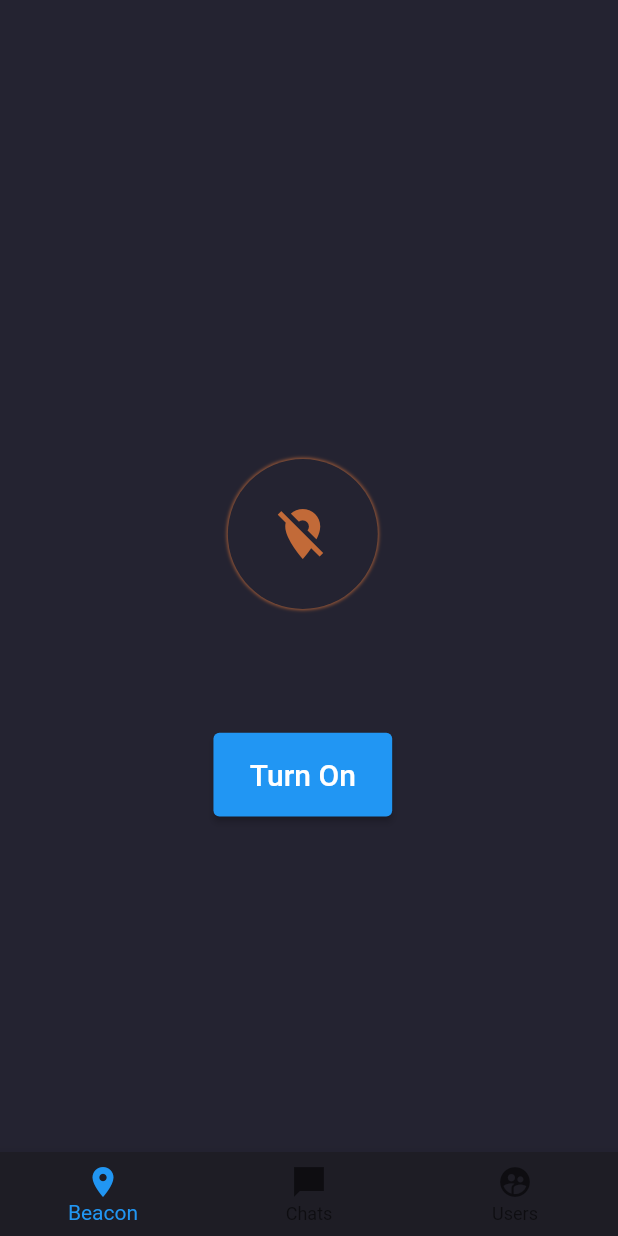
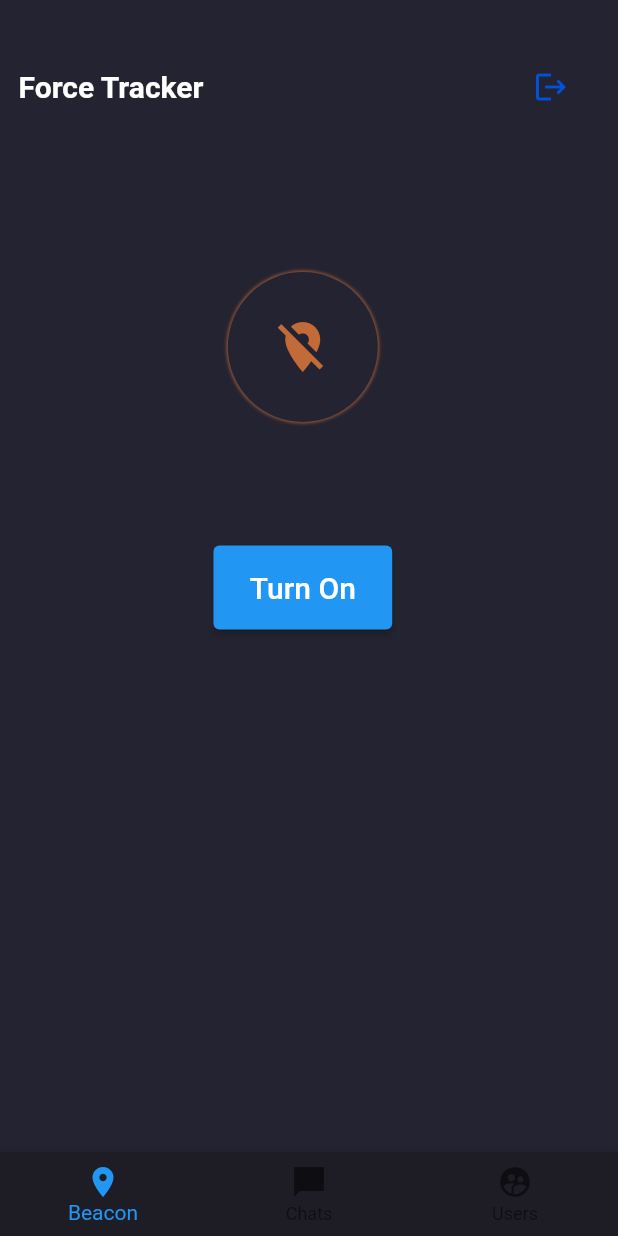
Before and after one commit to log-rational/udemy_chat, a Flutter app: the HomePage screen opened by its route, after a tap on "Turn Off", on a phone screen of 412 x 824 dp. Run offline on Flutter 3.47's test engine with Material 2 defaults, Android fonts, the light colour scheme and no system bars; our stand-ins replace cloud_firestore, file_picker, firebase_analytics, firebase_auth, firebase_core, firebase_storage and 1 more; accounts and stored records are empty.

Commit message:
fix logout issue

```diff
--- a/lib/pages/beacon_page.dart
+++ b/lib/pages/beacon_page.dart
@@ -5,6 +5,10 @@ import '../providers/beacon_state_provider.dart';
 
 // Provider
 import '../providers/authentication_provider.dart';
+import '../providers/ticker_provider.dart';
+
+// Widgets
+import '../pages/top_bar.dart';
 
 class BeaconPage extends StatefulWidget {
   const BeaconPage({Key? key}) : super(key: key);
@@ -24,8 +28,10 @@ class _BeaconPageState extends State<BeaconPage> {
     _deviceHeight = MediaQuery.of(context).size.height;
     _deviceWidth = MediaQuery.of(context).size.width;
     _auth = Provider.of<AuthenticationProvider>(context);
+    _beacon = Provider.of<BeaconProvider>(context);
 
-    _beacon = Provider.of<BeaconProvider>(context);
+    _beacon.initLocationEmmit();
+
     return Container(
       padding: EdgeInsets.symmetric(
         horizontal: _deviceWidth * 0.03,
@@ -35,9 +41,19 @@ class _BeaconPageState extends State<BeaconPage> {
       width: _deviceWidth * 0.98,
       child: Column(
         mainAxisSize: MainAxisSize.max,
-        mainAxisAlignment: MainAxisAlignment.center,
+        mainAxisAlignment: MainAxisAlignment.start,
         crossAxisAlignment: CrossAxisAlignment.center,
         children: [
+          TopBar(
+            "Force Tracker",
+            primaryAction: IconButton(
+              icon: const Icon(Icons.logout,
+                  color: Color.fromRGBO(0, 82, 218, 1.0)),
+              onPressed: () {
+                _auth.logout();
+              },
+            ),
+          ),
           Center(
             child: Column(children: [
               SizedBox(
--- a/lib/pages/login_page.dart
+++ b/lib/pages/login_page.dart
@@ -8,6 +8,7 @@ import '../widgets/rounded_button.dart';
 
 // Providers
 import 'package:udemy_chat/providers/authentication_provider.dart';
+import '../providers/beacon_state_provider.dart';
 
 // Services
 import 'package:udemy_chat/services/navigation_service.dart';
@@ -28,6 +29,7 @@ class _LoginPageState extends State<LoginPage> {
   String? _password;
   late AuthenticationProvider _auth;
   late NavigationService _navigation;
+  late BeaconProvider _beaconProvider;
 
   final _loginFormKey = GlobalKey<FormState>();
   @override
@@ -36,7 +38,8 @@ class _LoginPageState extends State<LoginPage> {
     _deviceWidth = MediaQuery.of(context).size.width;
     _auth = Provider.of<AuthenticationProvider>(context);
     _navigation = GetIt.instance.get<NavigationService>();
-
+    _beaconProvider = Provider.of<BeaconProvider>(context);
+    _beaconProvider.cancelTimer();
     return _buildUI();
   }
 
@@ -85,9 +88,7 @@ class _LoginPageState extends State<LoginPage> {
       width: _deviceWidth * 0.65,
       onPress: () {
         if (_loginFormKey.currentState!.validate()) {
-          print("Email: $_email Password: $_password");
           _loginFormKey.currentState!.save();
-          print("Email: $_email Password: $_password");
           _auth.loginUsingEmailAndPassword(_email!, _password!);
         }
       });
--- /dev/null
+++ b/lib/pages/top_bar.dart
@@ -0,0 +1,49 @@
+import 'package:flutter/material.dart';
+
+class TopBar extends StatelessWidget {
+  late String _barTitle;
+  late Widget? primaryAction;
+  late Widget? secondaryAction;
+  late double fontSize;
+
+  late double _deviceHeight;
+  late double _deviceWidth;
+
+  TopBar(String bar_title,
+      {this.primaryAction, this.secondaryAction, this.fontSize = 20}) {
+    _barTitle = bar_title;
+  }
+
+  @override
+  Widget build(BuildContext context) {
+    _deviceHeight = MediaQuery.of(context).size.height;
+    _deviceWidth = MediaQuery.of(context).size.width;
+    return buildUI();
+  }
+
+  Widget buildUI() {
+    return Container(
+      height: _deviceHeight * 0.10,
+      width: _deviceWidth,
+      child: Row(
+        mainAxisSize: MainAxisSize.max,
+        mainAxisAlignment: MainAxisAlignment.spaceBetween,
+        crossAxisAlignment: CrossAxisAlignment.center,
+        children: [
+          if (secondaryAction != null) secondaryAction!,
+          _titleBar(),
+          if (primaryAction != null) primaryAction!,
+        ],
+      ),
+    );
+  }
+
+  Widget _titleBar() {
+    return Text(
+      _barTitle,
+      overflow: TextOverflow.ellipsis,
+      style: TextStyle(
+          color: Colors.white, fontSize: fontSize, fontWeight: FontWeight.w700),
+    );
+  }
+}
--- a/lib/providers/beacon_state_provider.dart
+++ b/lib/providers/beacon_state_provider.dart
@@ -59,10 +59,7 @@ class BeaconProvider with ChangeNotifier {
 
   Timer initTimer() {
     return Timer.periodic(const Duration(seconds: 2), (timer) {
-      // TODO implement coordinates push feature
-      debugPrint(_auth.currentUser!.uid.toString());
       _uid = _auth.currentUser!.uid;
-      // var _user = _databaseService.getUser(_auth.currentUser!.uid);
       _databaseService.updateLocation(
           _uid, [Random().nextDouble() * 100, Random().nextDouble() * 100]);
       _databaseService.updateUserLastSeenTime(_uid);
@@ -70,4 +67,10 @@ class BeaconProvider with ChangeNotifier {
       debugPrint(timer.tick.toString());
     });
   }
+
+  void cancelTimer() {
+    if (_timer.isActive) {
+      _timer.cancel();
+    }
+  }
 }
--- a/lib/providers/ticker_provider.dart
+++ b/lib/providers/ticker_provider.dart
@@ -12,7 +12,7 @@ class CustomTickerProvider extends State
   initState() {
     _animationController = AnimationController(
       vsync: this,
-      duration: Duration(seconds: 1),
+      duration: const Duration(seconds: 1),
     );
     _animationController.repeat(
       reverse: true,
@@ -26,9 +26,7 @@ class CustomTickerProvider extends State
   }
 
   @override
-  // TODO: implement wantKeepAlive
   bool get wantKeepAlive => true;
-
   Animation get animation {
     return _animation;
   }
--- a/lib/services/cloud_storage_service.dart
+++ b/lib/services/cloud_storage_service.dart
@@ -3,12 +3,16 @@ import 'dart:io';
 import 'package:cloud_firestore/cloud_firestore.dart';
 import 'package:firebase_storage/firebase_storage.dart';
 import 'package:file_picker/file_picker.dart';
-import 'package:flutter/material.dart';
+import 'package:firebase_auth/firebase_auth.dart';
+import './navigation_service.dart';
+import 'package:get_it/get_it.dart';
 
 const String USER_COLLECTION = "Users";
 
 class CloudStorageService {
   final FirebaseStorage _storage = FirebaseStorage.instance;
+  late final FirebaseAuth _auth = FirebaseAuth.instance;
+  late final _navigation = GetIt.instance.get<NavigationService>();
   CloudStorageService() {}
 
   Future<String?> saveUserImageToStorage(
@@ -20,7 +24,7 @@ class CloudStorageService {
       UploadTask _task = _ref.putFile(File(_file.path));
       return await _task.then((p0) => p0.ref.getDownloadURL());
     } catch (e) {
-      print(e);
+      _navigation.removeAndNavigateToRoute('/login');
     }
   }
 
@@ -32,7 +36,7 @@ class CloudStorageService {
       UploadTask _task = _ref.putFile(File(_file.path));
       return await _task.then((p0) => p0.ref.getDownloadURL());
     } catch (e) {
-      print(e);
+      _navigation.removeAndNavigateToRoute('/login');
     }
   }
 }
--- a/lib/services/database_service.dart
+++ b/lib/services/database_service.dart
@@ -1,4 +1,6 @@
 import 'package:cloud_firestore/cloud_firestore.dart';
+import 'package:get_it/get_it.dart';
+import './navigation_service.dart';
 
 const String USER_COLLECTION = "Users";
 const String CHAT_COLLECTION = "Chats";
@@ -6,9 +8,11 @@ const String MESSAGES_COLLECTION = "Messages";
 
 class DatabaseService {
   final FirebaseFirestore _db = FirebaseFirestore.instance;
-
+  late NavigationService _navigation;
   // Constructor
-  DatabaseService();
+  DatabaseService() {
+    _navigation = GetIt.instance.get<NavigationService>();
+  }
 
   Future<void> registerUser(
       String _uid, String _name, String _email, String _imageUrl) async {
@@ -20,7 +24,7 @@ class DatabaseService {
         'last_active': DateTime.now().toUtc(),
       });
     } catch (e) {
-      print(e);
+      _navigation.removeAndNavigateToRoute("/login");
     }
   }
 
@@ -35,7 +39,7 @@ class DatabaseService {
       });
       return;
     } catch (e) {
-      print(e);
+      _navigation.removeAndNavigateToRoute('/login');
     }
   }
 
@@ -46,7 +50,7 @@ class DatabaseService {
       });
       return;
     } catch (e) {
-      print(e);
+      _navigation.removeAndNavigateToRoute('/login');
     }
   }
 }
--- a/lib/widgets/custom_input_fields.dart
+++ b/lib/widgets/custom_input_fields.dart
@@ -30,7 +30,7 @@ class CustomTextFormField extends StatelessWidget {
               borderRadius: BorderRadius.circular(10.0),
               borderSide: BorderSide.none),
           hintText: hintText,
-          hintStyle: const TextStyle(color: Colors.white, fontSize: 14)),
+          hintStyle: const TextStyle(color: Colors.white60, fontSize: 14)),
     );
   }
 }
```
Also changed, not shown: lib/providers/authentication_provider.dart (+15 -5 lines).
